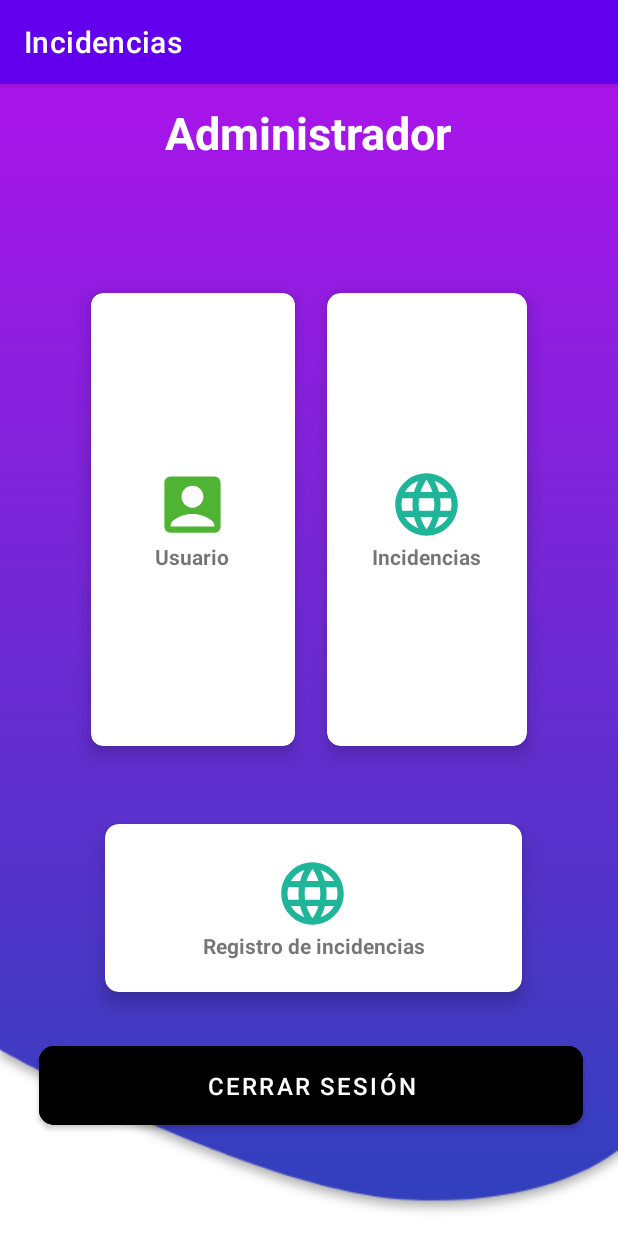
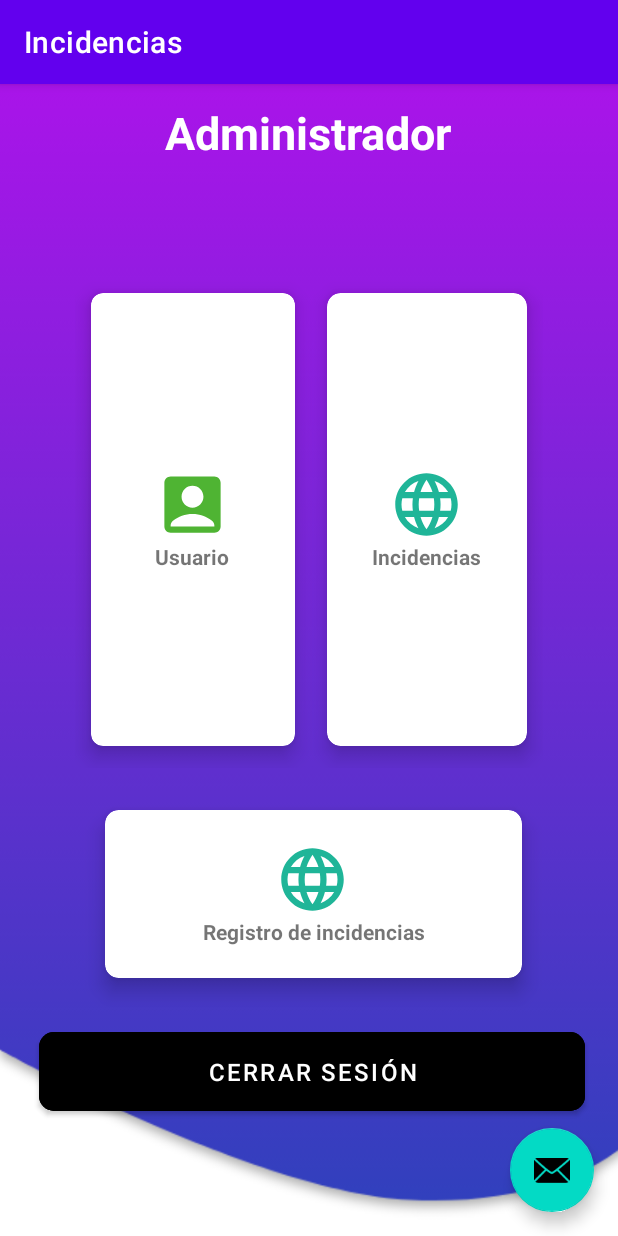
Before and after one commit to AlexLazo/IncidenciasDAMA, an Android app: the AdministradorActivity screen opened directly, with no data from a screen before it, on a phone screen of 412 x 824 dp. Run offline under Robolectric (Android 15) with nearby library versions, the phone set to English and light mode, and no system bars; libraries missing offline, so code that uses them is left out: com.itextpdf.io, com.itextpdf.kernel, com.itextpdf.layout; network calls fail.

Commit message:
Agregando funcionalidades

```diff
--- a/app/build.gradle
+++ b/app/build.gradle
@@ -29,6 +29,8 @@ android {
 }
 
 dependencies {
+    implementation 'com.squareup.picasso:picasso:2.8'
+    implementation group: 'com.itextpdf', name: 'itext7-core', version: '7.2.5'
     implementation 'androidx.appcompat:appcompat:1.6.1'
     implementation 'com.google.android.material:material:1.9.0'
     implementation 'androidx.constraintlayout:constraintlayout:2.1.4'
--- a/app/src/main/AndroidManifest.xml
+++ b/app/src/main/AndroidManifest.xml
@@ -4,6 +4,7 @@
 
     <uses-permission android:name="android.permission.INTERNET" />
     <uses-permission android:name="android.permission.ACCESS_NETWORK_STATE" />
+    <uses-permission android:name="android.permission.WRITE_EXTERNAL_STORAGE" />
 
     <application
         android:allowBackup="true"
--- a/app/src/main/java/com/hgrimaldi/incidencias/ItemList.java
+++ b/app/src/main/java/com/hgrimaldi/incidencias/ItemList.java
@@ -9,8 +9,9 @@ public class ItemList implements Serializable {
     private String fecha;
     private String user;
     private String EstadoIncidencia;
+    private int id_incidencia;
 
-    public ItemList(String TipoIncidencia, String descripcion, String imagenReferencia
+    public ItemList(int id_incidencia, String TipoIncidencia, String descripcion, String imagenReferencia
     , String fecha, String user, String EstadoIncidencia) {
         this.descripcion = descripcion;
         this.fecha = fecha;
@@ -32,4 +33,6 @@ public class ItemList implements Serializable {
         return TipoIncidencia;
     }
     public String getEstadoIncidencia(){ return  EstadoIncidencia;}
+
+    public int getId_incidencia(){return id_incidencia;}
 }
--- a/app/src/main/res/layout/activity_administrador.xml
+++ b/app/src/main/res/layout/activity_administrador.xml
@@ -7,6 +7,17 @@
     android:background="@drawable/background"
     tools:context=".AdministradorActivity">
 
+    <com.google.android.material.floatingactionbutton.FloatingActionButton
+        android:id="@+id/floatingActionButton"
+        android:layout_width="wrap_content"
+        android:layout_height="wrap_content"
+        android:layout_alignParentEnd="true"
+        android:layout_alignParentBottom="true"
+        android:layout_marginStart="@dimen/fab_margin"
+        android:layout_marginTop="@dimen/fab_margin"
+        android:layout_marginEnd="@dimen/fab_margin"
+        android:layout_marginBottom="@dimen/fab_margin"
+        app:srcCompat="@android:drawable/ic_dialog_email" />
     <TextView
         android:id="@+id/title_view"
         android:layout_width="wrap_content"
@@ -113,8 +124,8 @@
         android:layout_alignParentEnd="true"
         android:layout_alignParentBottom="true"
         android:layout_marginStart="26dp"
-        android:layout_marginEnd="23dp"
-        android:layout_marginBottom="68dp"
+        android:layout_marginEnd="22dp"
+        android:layout_marginBottom="77dp"
         android:backgroundTint="@color/black"
         android:padding="15dp"
         android:text="Cerrar sesión"
--- /dev/null
+++ b/app/src/main/res/values/dimens.xml
@@ -0,0 +1,4 @@
+<?xml version="1.0" encoding="utf-8"?>
+<resources>
+    <dimen name="fab_margin">16dp</dimen>
+</resources>
--- a/settings.gradle
+++ b/settings.gradle
@@ -1,16 +1,14 @@
 pluginManagement {
     repositories {
+        google()
         jcenter()
-        //add these two lines here
-        mavenCentral()
-        maven { url 'https://maven.google.com' }
     }
 }
 dependencyResolutionManagement {
     repositoriesMode.set(RepositoriesMode.FAIL_ON_PROJECT_REPOS)
     repositories {
         google()
-        mavenCentral()
+        jcenter()
     }
 }
 rootProject.name = "Incidencias"
```
Also changed, not shown: app/src/main/java/com/hgrimaldi/incidencias/AdministradorActivity.java (+121 -4 lines), app/src/main/java/com/hgrimaldi/incidencias/DatosRegistro.java (+75 -6 lines), app/src/main/java/com/hgrimaldi/incidencias/RegistrosActivity.java (+6 -9 lines).
